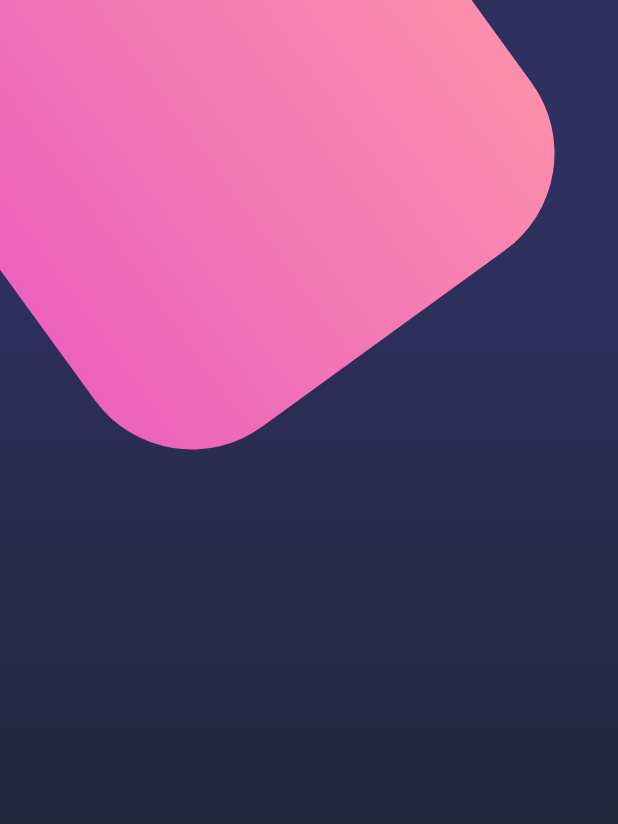
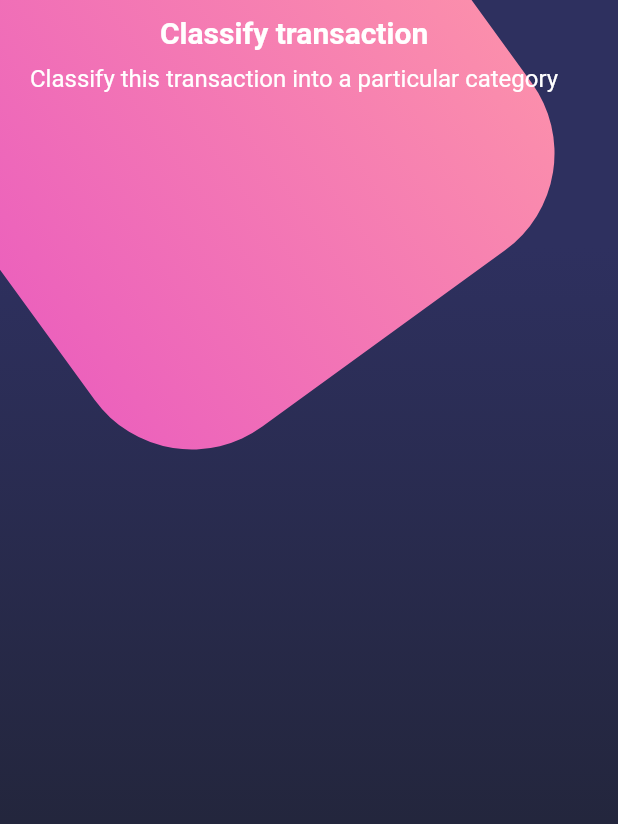
Before and after one commit to andres-mestra/design-flutter, a Flutter app: the screen it shows after launch, on a phone screen of 412 x 824 dp. Shown: the top 824 px of the screen. Run offline on Flutter 3.47's test engine with Material 2 defaults, Android fonts, the phone set to English and light mode, and no system bars.

Commit message:
feat: page titles

```diff
--- a/lib/src/screens/home_screen.dart
+++ b/lib/src/screens/home_screen.dart
@@ -1,5 +1,6 @@
 import 'package:flutter/material.dart';
 import 'package:desing/src/widgets/background.dart';
+import 'package:desing/src/widgets/page_title.dart';
 
 class HomeScreen extends StatelessWidget {
   const HomeScreen({Key? key}) : super(key: key);
@@ -10,9 +11,28 @@
       body: Stack(
         children: [
           //Background
-          Background()
+          Background(),
+          _HomeBody()
         ],
       ),
     );
   }
 }
+
+class _HomeBody extends StatelessWidget {
+  const _HomeBody({
+    Key? key,
+  }) : super(key: key);
+
+  @override
+  Widget build(BuildContext context) {
+    return SingleChildScrollView(
+      child: Column(
+        children: [
+          //Titles
+          PageTitle()
+        ],
+      ),
+    );
+  }
+}
--- /dev/null
+++ b/lib/src/widgets/page_title.dart
@@ -0,0 +1,36 @@
+import 'package:flutter/material.dart';
+
+class PageTitle extends StatelessWidget {
+  const PageTitle({Key? key}) : super(key: key);
+
+  @override
+  Widget build(BuildContext context) {
+    return SafeArea(
+      bottom: false,
+      child: Container(
+        margin: const EdgeInsets.symmetric(horizontal: 20, vertical: 10),
+        child: Column(
+          crossAxisAlignment: CrossAxisAlignment.center,
+          children: const [
+            Text(
+              'Classify transaction',
+              style: TextStyle(
+                fontSize: 20,
+                fontWeight: FontWeight.bold,
+                color: Colors.white,
+              ),
+            ),
+            SizedBox(height: 10),
+            Text(
+              'Classify this transaction into a particular category',
+              style: TextStyle(
+                fontSize: 16,
+                color: Colors.white,
+              ),
+            ),
+          ],
+        ),
+      ),
+    );
+  }
+}
```
